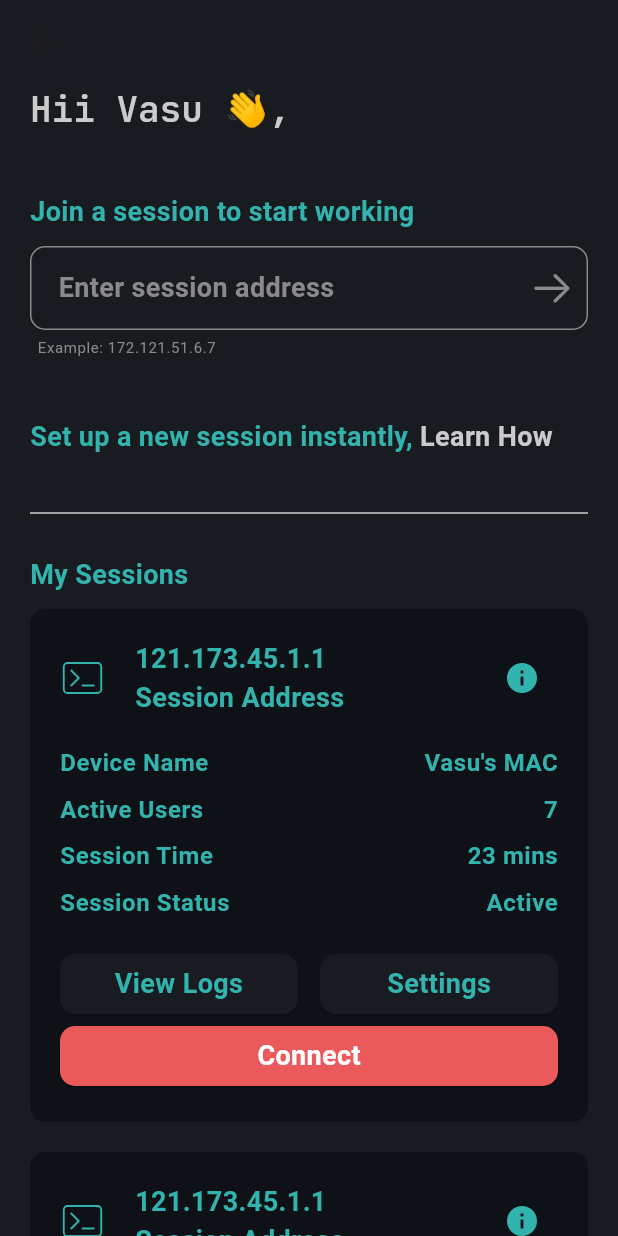
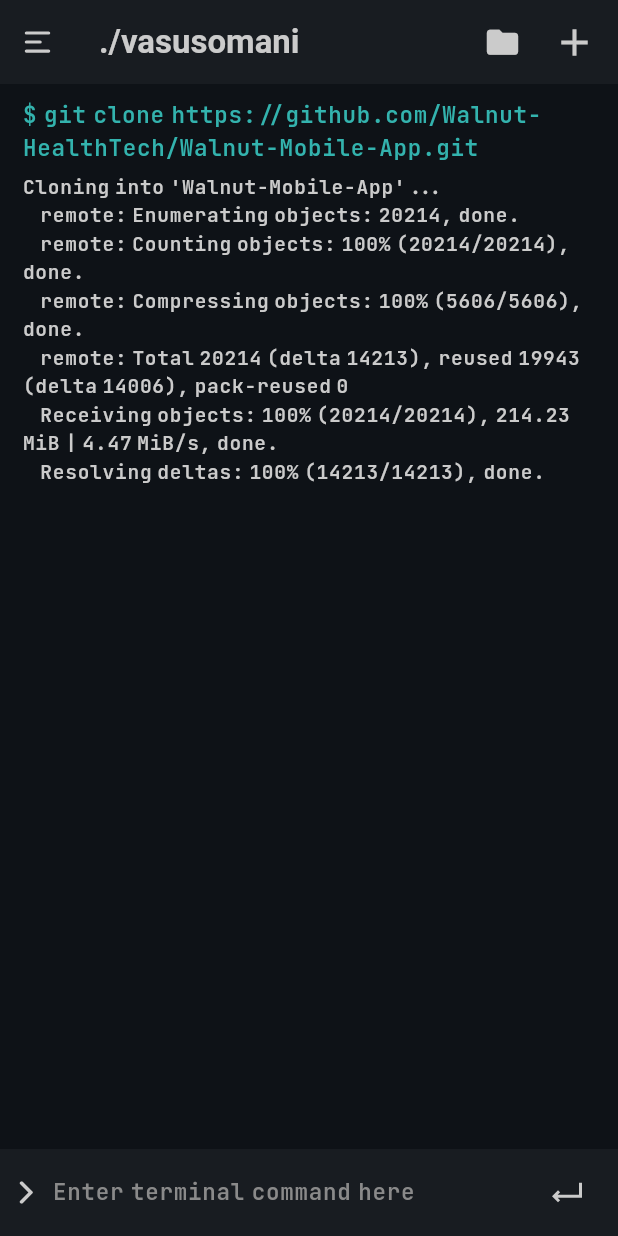
Before and after one commit to vasusomani/devsync, a Flutter app: the DashboardAdminScreen screen opened by its route, after a tap on "121.173.45.1.1", after a tap on "Connect", on a phone screen of 412 x 824 dp. Run offline on Flutter 3.47's test engine with Material 3 defaults, Android fonts, the phone set to English and light mode, and no system bars; our stand-ins replace animated_text_kit, flutter_riverpod, flutter_secure_storage, flutter_svg, google_fonts, shared_preferences; accounts and stored records are empty.

Commit message:
Added terminal screen and drawer

```diff
--- a/lib/constants/colors.dart
+++ b/lib/constants/colors.dart
@@ -9,6 +9,7 @@
   static const Color textColor2 = Color(0xFF8A8A8A);
   static const Color textColor3 = Color(0xFF3fba50);
   static const Color textFieldColor = Color(0xFF232e3d);
+  static const Color gold = Color(0xFFD7A924);
   // static const Color successBackgroundColor = Color(0xFF7EB0F2);
   // static Color secondaryColor1 = Colors.grey[200]!;
   // static Color secondaryColor2 = Colors.grey.shade600;
--- a/lib/view/components/textfields/auth_textfield.dart
+++ b/lib/view/components/textfields/auth_textfield.dart
@@ -76,7 +76,7 @@
       decoration: InputDecoration(
         hintText: title,
         counterText: "",
-        contentPadding: EdgeInsets.symmetric(vertical: 15.0, horizontal: 20.0),
+        contentPadding: EdgeInsets.symmetric(vertical: 8.0, horizontal: 20.0),
         suffixIcon: (title == "Your Password")
             ? GestureDetector(
                 onTap: onEyeTap,
@@ -87,8 +87,8 @@
                       : CustomColors.textColor1.withOpacity(0.5),
                 ))
             : null,
-        hintStyle: Theme.of(context).textTheme.bodyText1!.copyWith(
-              color: CustomColors.textColor1,
+        hintStyle: Theme.of(context).textTheme.bodySmall!.copyWith(
+              color: CustomColors.textColor2,
             ),
         enabledBorder: OutlineInputBorder(
           borderRadius: BorderRadius.all(Radius.circular(25)),
--- a/lib/view/routes/routing.dart
+++ b/lib/view/routes/routing.dart
@@ -4,6 +4,7 @@
 import 'package:flutter/material.dart';
 
 import '../screens/auth/signup_screen.dart';
+import '../screens/terminal/terminal_screen.dart';
 
 class RouteGenerator extends NavigatorObserver {
   static Route<dynamic> generateRoute(RouteSettings settings) {
@@ -14,8 +15,10 @@
         return MaterialPageRoute(builder: (_) => const LoginScreen());
       case '/signup':
         return MaterialPageRoute(builder: (_) => const SignUpScreen());
-      case '/dashboard_common':
+      case '/dashboard_admin':
         return MaterialPageRoute(builder: (_) => const DashboardAdminScreen());
+      case '/terminal':
+        return MaterialPageRoute(builder: (_) => const TerminalScreen());
       default:
         return _errorRoute();
     }
--- a/lib/view/screens/auth/signup_screen.dart
+++ b/lib/view/screens/auth/signup_screen.dart
@@ -110,7 +110,7 @@
                     child: PrimaryButton(
                       text: 'Submit',
                       onPressed: () =>
-                          Navigator.of(context).pushNamed('/dashboard_common'),
+                          Navigator.of(context).pushNamed('/dashboard_admin'),
                     ),
                   ),
                 ],
--- a/lib/view/screens/dashboard/dashboard_admin_screen.dart
+++ b/lib/view/screens/dashboard/dashboard_admin_screen.dart
@@ -27,7 +27,7 @@
             crossAxisAlignment: CrossAxisAlignment.start,
             children: [
               Text(
-                "Hii Vasu 👋,",
+                "Hi Vasu 👋,",
                 style: Theme.of(context).textTheme.headlineSmall,
               ),
               const SizedBox(height: 20),
@@ -72,7 +72,8 @@
                               BorderSide(color: CustomColors.textColor1),
                         ),
                         suffixIcon: IconButton(
-                          onPressed: () {},
+                          onPressed: () =>
+                              Navigator.pushNamed(context, '/terminal'),
                           icon: const Icon(
                             CupertinoIcons.arrow_right,
                             size: 30,
@@ -158,13 +159,23 @@
                                             "121.173.45.1.1",
                                             style: Theme.of(context)
                                                 .textTheme
-                                                .bodyMedium,
+                                                .bodyMedium!
+                                                .copyWith(
+                                                  color:
+                                                      CustomColors.textColor1,
+                                                ),
                                           ),
                                           Text(
                                             "Session Address",
                                             style: Theme.of(context)
                                                 .textTheme
-                                                .bodyMedium,
+                                                .bodyMedium!
+                                                .copyWith(
+                                                  color:
+                                                      CustomColors.textColor2,
+                                                  fontSize: 18,
+                                                  fontWeight: FontWeight.normal,
+                                                ),
                                           ),
                                         ],
                                       ),
@@ -217,7 +228,9 @@
                                         SizedBox(
                                           width: double.maxFinite,
                                           child: SecondaryButton(
-                                            onPressed: () {},
+                                            onPressed: () =>
+                                                Navigator.pushNamed(
+                                                    context, '/terminal'),
                                             text: "Connect",
                                             isAlert: true,
                                           ),
--- /dev/null
+++ b/lib/view/screens/terminal/terminal_screen.dart
@@ -0,0 +1,130 @@
+import 'package:devsync/Constants/colors.dart';
+import 'package:flutter/material.dart';
+import 'package:flutter_svg/svg.dart';
+
+import '../../components/drawers/terminal_drawer.dart';
+
+class TerminalScreen extends StatefulWidget {
+  const TerminalScreen({super.key});
+
+  @override
+  State<TerminalScreen> createState() => _TerminalScreenState();
+}
+
+class _TerminalScreenState extends State<TerminalScreen> {
+  final GlobalKey<ScaffoldState> _key = GlobalKey();
+  final String _command =
+      'git clone https://github.com/Walnut-HealthTech/Walnut-Mobile-App.git';
+  final String _output = '''Cloning into 'Walnut-Mobile-App'...
+  remote: Enumerating objects: 20214, done.
+  remote: Counting objects: 100% (20214/20214), done.
+  remote: Compressing objects: 100% (5606/5606), done.
+  remote: Total 20214 (delta 14213), reused 19943 (delta 14006), pack-reused 0
+  Receiving objects: 100% (20214/20214), 214.23 MiB | 4.47 MiB/s, done.
+  Resolving deltas: 100% (14213/14213), done.''';
+
+  @override
+  Widget build(BuildContext context) {
+    return Scaffold(
+      key: _key,
+      appBar: AppBar(
+        title: const Text('./vasusomani'),
+        leadingWidth: 50,
+        leading: IconButton(
+          icon: SvgPicture.asset(
+            'assets/icons/menu.svg',
+            color: CustomColors.textColor1,
+            height: 40,
+            width: 40,
+          ),
+          onPressed: () => _key.currentState!.openDrawer(),
+        ),
+        actions: [
+          IconButton(
+            icon: const Icon(
+              Icons.folder,
+              size: 25,
+              color: CustomColors.textColor1,
+            ),
+            onPressed: () {},
+          ),
+          IconButton(
+            icon: const Icon(
+              Icons.add,
+              size: 30,
+              color: CustomColors.textColor1,
+            ),
+            onPressed: () {},
+          ),
+          SizedBox(width: 5),
+        ],
+      ),
+      body: Padding(
+        padding: EdgeInsets.symmetric(horizontal: 15, vertical: 10),
+        child: Column(
+          crossAxisAlignment: CrossAxisAlignment.start,
+          children: [
+            Text("\$ ${_command}",
+                style: Theme.of(context).textTheme.labelSmall!.copyWith(
+                    color: CustomColors.primaryColor, wordSpacing: -5)),
+            SizedBox(height: 5),
+            Text(
+              _output,
+              textAlign: TextAlign.left,
+              style: Theme.of(context).textTheme.labelSmall!.copyWith(
+                    color: CustomColors.textColor1,
+                    fontSize: 13,
+                    wordSpacing: -5,
+                  ),
+            ),
+          ],
+        ),
+      ),
+      drawer: const TerminalDrawer(),
+      bottomSheet: Container(
+        color: CustomColors.backgroundColor2,
+        padding: const EdgeInsets.symmetric(horizontal: 10, vertical: 5),
+        child: Row(
+          children: [
+            Padding(
+              padding: const EdgeInsets.only(right: 5),
+              child: SvgPicture.asset(
+                'assets/icons/arrow.svg',
+                color: CustomColors.textColor1,
+                height: 15,
+                width: 15,
+              ),
+            ),
+            Expanded(
+              child: TextField(
+                cursorColor: CustomColors.textColor1,
+                style: Theme.of(context).textTheme.labelSmall!.copyWith(
+                      color: CustomColors.textColor1,
+                      wordSpacing: -5,
+                    ),
+                decoration: InputDecoration(
+                  hintText: 'Enter terminal command here',
+                  hintStyle: Theme.of(context).textTheme.labelSmall!.copyWith(
+                        color: CustomColors.textColor2,
+                        wordSpacing: -5,
+                      ),
+                  contentPadding: EdgeInsets.symmetric(horizontal: 5),
+                  border: InputBorder.none,
+                ),
+              ),
+            ),
+            IconButton(
+              icon: SvgPicture.asset(
+                'assets/icons/enter.svg',
+                color: CustomColors.textColor1,
+                height: 20,
+                width: 20,
+              ),
+              onPressed: () {},
+            ),
+          ],
+        ),
+      ),
+    );
+  }
+}
```
Also changed, not shown: lib/main.dart (+15 -0 lines), lib/view/components/drawers/terminal_drawer.dart (added, +238 -0 lines), lib/view/screens/auth/login_screen.dart (+14 -17 lines), assets/icons/arrow.svg (added), assets/icons/enter.svg (added), assets/icons/menu.svg (added).
